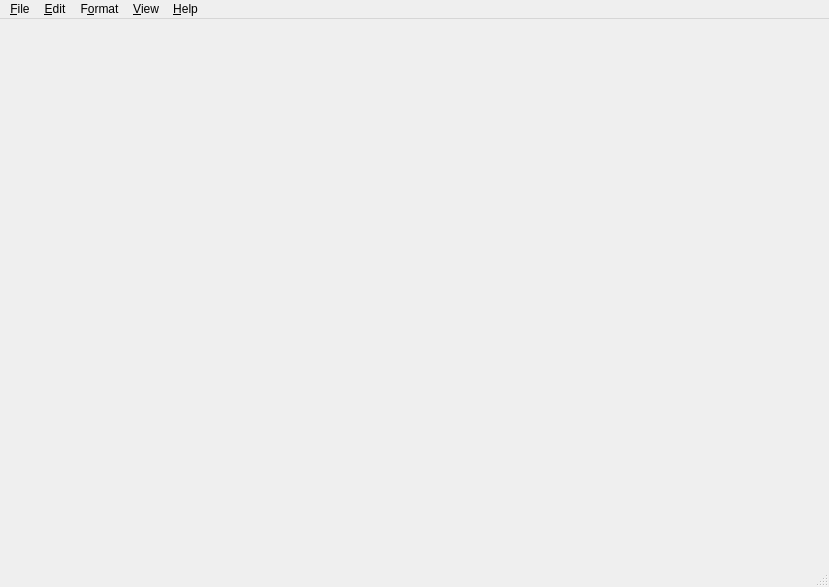
Before: the Qt Designer form src/ui/MainWindow.ui in samual-jk/qt-beginner-widget-examples, drawn with Qt 5.
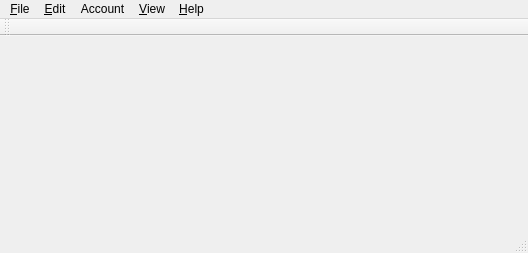
After: the same form once the commit is applied.

The edit to the form file:
```diff
--- a/src/ui/MainWindow.ui
+++ b/src/ui/MainWindow.ui
@@ -6,8 +6,8 @@
    <rect>
     <x>0</x>
     <y>0</y>
-    <width>829</width>
-    <height>587</height>
+    <width>528</width>
+    <height>253</height>
    </rect>
   </property>
   <property name="windowTitle">
@@ -53,7 +53,7 @@
     <rect>
      <x>0</x>
      <y>0</y>
-     <width>829</width>
+     <width>528</width>
      <height>21</height>
     </rect>
    </property>
@@ -84,7 +84,7 @@
    </widget>
    <widget class="QMenu" name="menuFormat">
     <property name="title">
-     <string>F&amp;ormat</string>
+     <string>Account</string>
     </property>
    </widget>
    <widget class="QMenu" name="menuView">
@@ -104,6 +104,17 @@
    <addaction name="menuHelp"/>
   </widget>
   <widget class="QStatusBar" name="statusbar"/>
+  <widget class="QToolBar" name="toolBar">
+   <property name="windowTitle">
+    <string>toolBar</string>
+   </property>
+   <attribute name="toolBarArea">
+    <enum>TopToolBarArea</enum>
+   </attribute>
+   <attribute name="toolBarBreak">
+    <bool>false</bool>
+   </attribute>
+  </widget>
   <action name="actionNew">
    <property name="text">
     <string>&amp;New</string>
```
Left out of the diff: 21 changed lines with no effect on the pictures.
